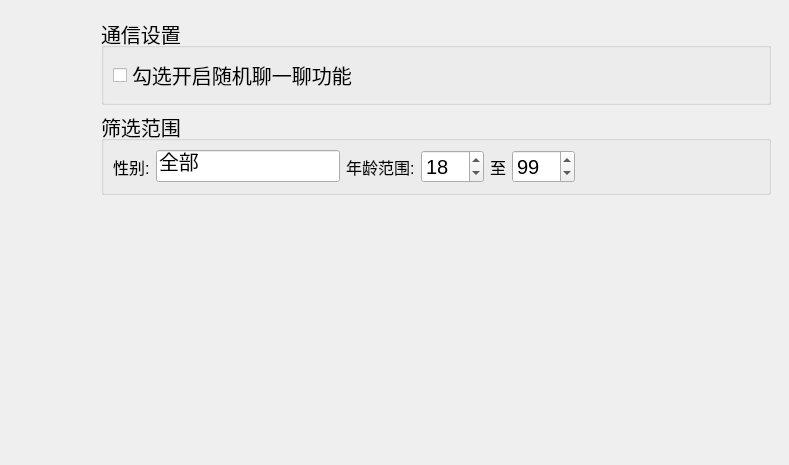
First picture: the form in my_main_pythonProject/view/chat_view/chat_untitled.ui, repository hxs2495/Common, before the edit.
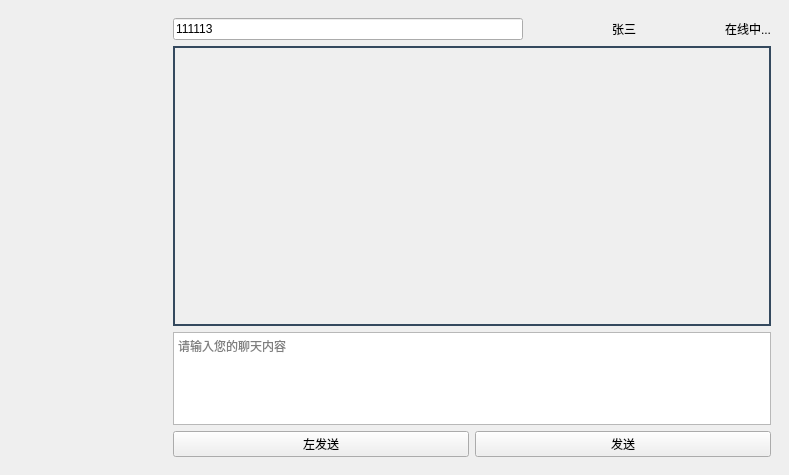
Second picture: the form after the edit. The open tabs and pages were chosen to show the change. Custom widgets are drawn as their Qt base class.

Diff of the .ui file:
```diff
--- a/my_main_pythonProject/view/chat_view/chat_untitled.ui
+++ b/my_main_pythonProject/view/chat_view/chat_untitled.ui
@@ -7,15 +7,15 @@
     <x>0</x>
     <y>0</y>
     <width>789</width>
-    <height>465</height>
+    <height>475</height>
    </rect>
   </property>
   <property name="windowTitle">
    <string>MainWindow</string>
   </property>
   <widget class="QWidget" name="centralwidget">
-   <layout class="QGridLayout" name="gridLayout_2" columnstretch="1,9">
-    <item row="0" column="1">
+   <layout class="QGridLayout" name="gridLayout_2" columnstretch="1">
+    <item row="0" column="0">
      <widget class="PopUpAniStackedWidget" name="PopUpAniStackedWidget">
       <property name="currentIndex">
        <number>0</number>
@@ -158,162 +158,12 @@
         </item>
        </layout>
       </widget>
-      <widget class="QWidget" name="page_2">
-       <layout class="QGridLayout" name="gridLayout_4">
-        <item row="0" column="0">
-         <widget class="QGroupBox" name="groupBox">
-          <property name="font">
-           <font>
-            <pointsize>15</pointsize>
-           </font>
-          </property>
-          <property name="title">
-           <string>通信设置</string>
-          </property>
-          <layout class="QHBoxLayout" name="horizontalLayout_5">
-           <item>
-            <widget class="CheckBox" name="CheckBox">
-             <property name="text">
-              <string>勾选开启随机聊一聊功能</string>
-             </property>
-            </widget>
-           </item>
-          </layout>
-         </widget>
-        </item>
-        <item row="1" column="0">
-         <widget class="QGroupBox" name="groupBox_2">
-          <property name="font">
-           <font>
-            <pointsize>15</pointsize>
-           </font>
-          </property>
-          <property name="title">
-           <string>筛选范围</string>
-          </property>
-          <layout class="QHBoxLayout" name="horizontalLayout_2">
-           <item>
-            <widget class="QLabel" name="label_22">
-             <property name="font">
-              <font>
-               <pointsize>12</pointsize>
-              </font>
-             </property>
-             <property name="text">
-              <string>性别:</string>
-             </property>
-            </widget>
-           </item>
-           <item>
-            <widget class="EditableComboBox" name="gender_combobox">
-             <property name="text">
-              <string>全部</string>
-             </property>
-             <property name="placeholderText">
-              <string>全部</string>
-             </property>
-            </widget>
-           </item>
-           <item>
-            <widget class="QLabel" name="label_20">
-             <property name="font">
-              <font>
-               <pointsize>12</pointsize>
-              </font>
-             </property>
-             <property name="text">
-              <string>年龄范围:</string>
-             </property>
-            </widget>
-           </item>
-           <item>
-            <widget class="SpinBox" name="age_start_spinbox">
-             <property name="minimum">
-              <number>1</number>
-             </property>
-             <property name="maximum">
-              <number>120</number>
-             </property>
-             <property name="value">
-              <number>18</number>
-             </property>
-            </widget>
-           </item>
-           <item>
-            <widget class="QLabel" name="label_21">
-             <property name="font">
-              <font>
-               <pointsize>12</pointsize>
-              </font>
-             </property>
-             <property name="text">
-              <string>至</string>
-             </property>
-            </widget>
-           </item>
-           <item>
-            <widget class="SpinBox" name="age_end_spinbox">
-             <property name="minimum">
-              <number>1</number>
-             </property>
-             <property name="maximum">
-              <number>150</number>
-             </property>
-             <property name="value">
-              <number>99</number>
-             </property>
-            </widget>
-           </item>
-           <item>
-            <spacer name="horizontalSpacer_43">
-             <property name="orientation">
-              <enum>Qt::Horizontal</enum>
-             </property>
-             <property name="sizeHint" stdset="0">
-              <size>
-               <width>163</width>
-               <height>20</height>
-              </size>
-             </property>
-            </spacer>
-           </item>
-          </layout>
-         </widget>
-        </item>
-        <item row="2" column="0">
-         <spacer name="verticalSpacer">
-          <property name="orientation">
-           <enum>Qt::Vertical</enum>
-          </property>
-          <property name="sizeHint" stdset="0">
-           <size>
-            <width>20</width>
-            <height>269</height>
-           </size>
-          </property>
-         </spacer>
-        </item>
-       </layout>
-      </widget>
      </widget>
     </item>
-    <item row="0" column="0">
-     <widget class="NavigationBar" name="NavigationBar"/>
-    </item>
    </layout>
   </widget>
  </widget>
  <customwidgets>
-  <customwidget>
-   <class>CheckBox</class>
-   <extends>QCheckBox</extends>
-   <header>qfluentwidgets</header>
-  </customwidget>
-  <customwidget>
-   <class>EditableComboBox</class>
-   <extends>LineEdit</extends>
-   <header>qfluentwidgets</header>
-  </customwidget>
   <customwidget>
    <class>PushButton</class>
    <extends>QPushButton</extends>
@@ -335,11 +185,6 @@
    <extends>QLabel</extends>
    <header>qfluentwidgets</header>
   </customwidget>
-  <customwidget>
-   <class>NavigationBar</class>
-   <extends>QWidget</extends>
-   <header>qfluentwidgets</header>
-  </customwidget>
   <customwidget>
    <class>Pivot</class>
    <extends>QWidget</extends>
@@ -360,11 +205,6 @@
    <extends>QTextEdit</extends>
    <header>qfluentwidgets</header>
   </customwidget>
-  <customwidget>
-   <class>SpinBox</class>
-   <extends>QSpinBox</extends>
-   <header>qfluentwidgets</header>
-  </customwidget>
   <customwidget>
    <class>CommandBar</class>
    <extends>QFrame</extends>
```
